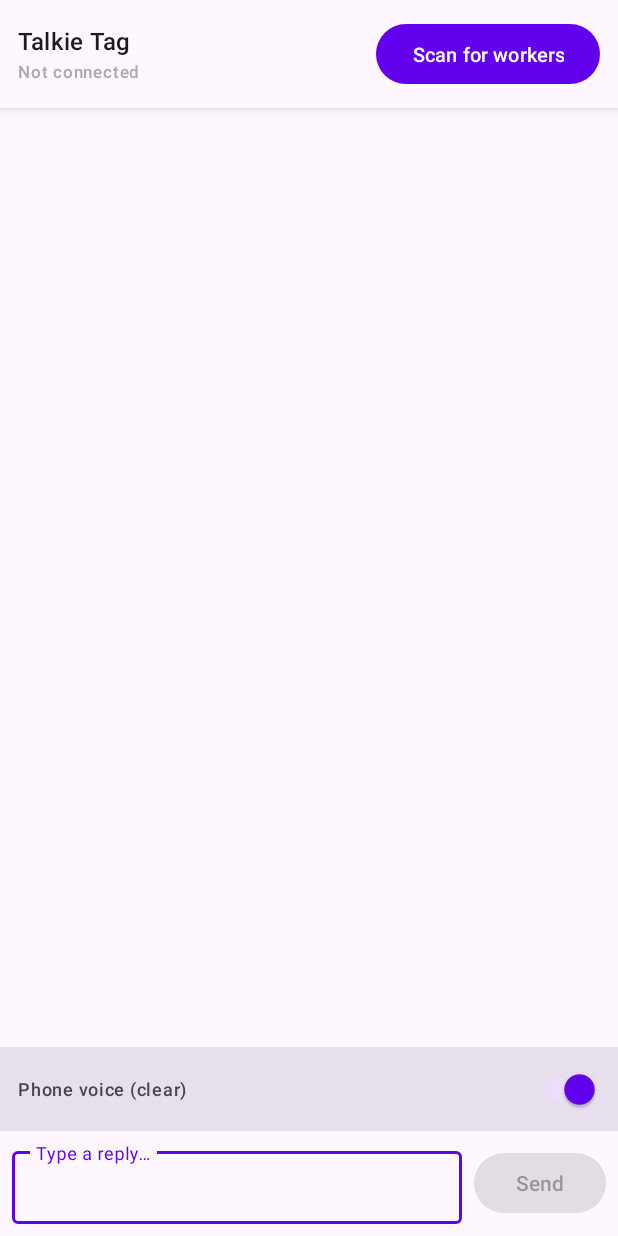
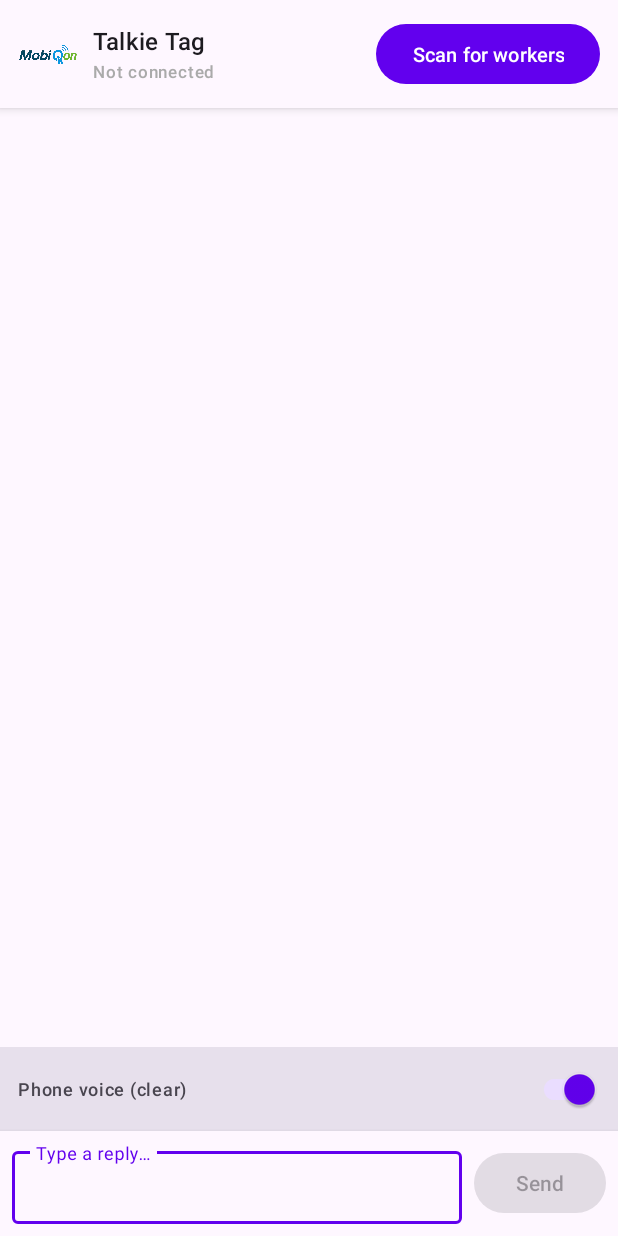
Before and after one commit to surnilla/audio-tag-android, an Android app: the screen it shows after launch (MainActivity), on a phone screen of 412 x 824 dp. Run offline under Robolectric (Android 15) with nearby library versions, the phone set to English and light mode, and no system bars.

Commit message:
Add MobiQon logo to top bar; strip trailing "over" from transcripts
Co-Authored-By: Claude Sonnet 4.6 <noreply@anthropic.com>

```diff
--- a/app/src/main/java/com/audiotag/app/MainViewModel.kt
+++ b/app/src/main/java/com/audiotag/app/MainViewModel.kt
@@ -203,7 +203,10 @@ class MainViewModel(application: Application) : AndroidViewModel(application) {
             viewModelScope.launch {
                 updateWorkerStatus(address, "Recognizing speech…")
                 try {
-                    val transcript = SttConverter().recognize(pcmData, MIC_SAMPLE_RATE)
+                    val raw = SttConverter().recognize(pcmData, MIC_SAMPLE_RATE)
+                    // Strip trailing "over" command word (case-insensitive) the firmware recorded
+                    val transcript = raw.trimEnd()
+                        .replace(Regex("(?i)\\bover\\.?$"), "").trimEnd()
                     if (transcript.isNotBlank()) {
                         messages.add(Message(transcript, fromWorker = true, workerLabel = label))
                         updateConnected { it.copy(messages = messages.toList()) }
--- a/app/src/main/res/layout/activity_main.xml
+++ b/app/src/main/res/layout/activity_main.xml
@@ -20,6 +20,14 @@
         app:layout_constraintTop_toTopOf="parent"
         app:layout_constraintStart_toStartOf="parent"
         app:layout_constraintEnd_toEndOf="parent">
+
+        <ImageView
+            android:layout_width="40dp"
+            android:layout_height="40dp"
+            android:src="@drawable/logo_mobiqon"
+            android:scaleType="fitCenter"
+            android:contentDescription="MobiQon logo"
+            android:layout_marginEnd="10dp" />
 
         <LinearLayout
             android:layout_width="0dp"
```
Also changed, not shown: app/src/main/res/drawable/logo_mobiqon.png (added).
